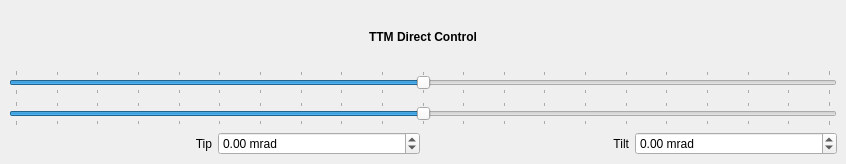
janis-hag/kalao-ics, file assets/uis/ttm_direct_control.ui: the form before one commit.
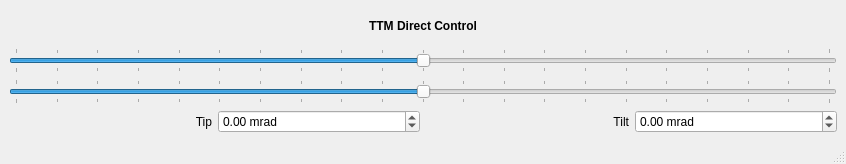
The form after the commit.

```diff
--- a/assets/uis/ttm_direct_control.ui
+++ b/assets/uis/ttm_direct_control.ui
@@ -148,6 +148,7 @@
     </rect>
    </property>
   </widget>
+  <widget class="QStatusBar" name="statusbar"/>
  </widget>
  <resources/>
  <connections/>
```
Left out of the diff: 2 changed lines with no effect on the pictures.
